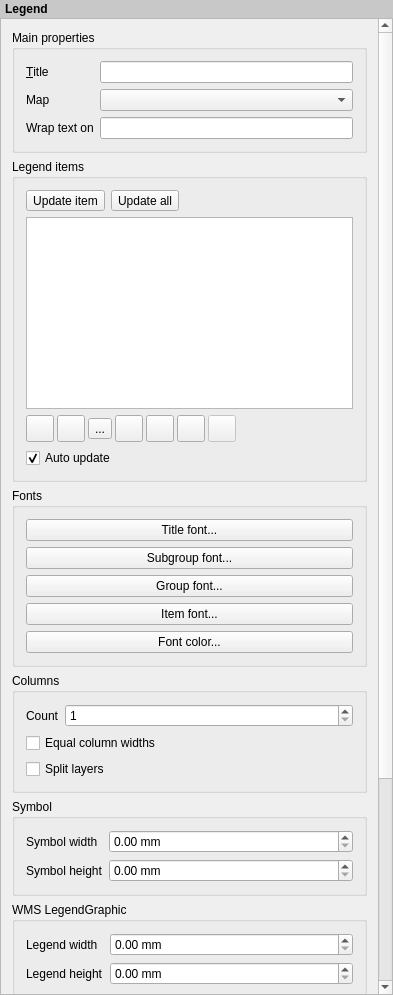
Qt form src/ui/qgscomposerlegendwidgetbase.ui (carsmie/QGIS) before a commit.
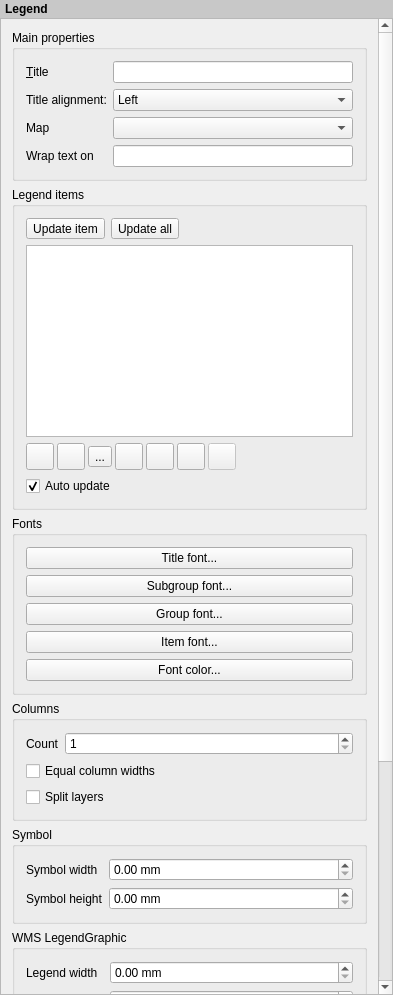
The same form after that commit. Icons and pictures are not drawn. Custom widgets are drawn as their Qt base class.

Commit message: [FEATURE][composer] Add support for specifying legend title horizontal alignment in composer

What changed in the file:
```diff
--- a/src/ui/qgscomposerlegendwidgetbase.ui
+++ b/src/ui/qgscomposerlegendwidgetbase.ui
@@ -55,8 +55,8 @@
        <rect>
         <x>0</x>
         <y>0</y>
-        <width>375</width>
-        <height>1287</height>
+        <width>377</width>
+        <height>1251</height>
        </rect>
       </property>
       <layout class="QVBoxLayout" name="mainLayout">
@@ -94,7 +94,7 @@
           <item row="0" column="1">
            <widget class="QLineEdit" name="mTitleLineEdit"/>
           </item>
-          <item row="1" column="0">
+          <item row="2" column="0">
            <widget class="QLabel" name="mMapLabel">
             <property name="text">
              <string>Map</string>
@@ -104,10 +104,10 @@
             </property>
            </widget>
           </item>
-          <item row="1" column="1">
+          <item row="2" column="1">
            <widget class="QComboBox" name="mMapComboBox"/>
           </item>
-          <item row="2" column="0">
+          <item row="3" column="0">
            <widget class="QLabel" name="label">
             <property name="text">
              <string>Wrap text on</string>
@@ -117,13 +117,39 @@
             </property>
            </widget>
           </item>
-          <item row="2" column="1">
+          <item row="3" column="1">
            <widget class="QLineEdit" name="mWrapCharLineEdit">
             <property name="frame">
              <bool>true</bool>
             </property>
            </widget>
           </item>
+          <item row="1" column="0">
+           <widget class="QLabel" name="label_15">
+            <property name="text">
+             <string>Title alignment:</string>
+            </property>
+           </widget>
+          </item>
+          <item row="1" column="1">
+           <widget class="QComboBox" name="mTitleAlignCombo">
+            <item>
+             <property name="text">
+              <string>Left</string>
+             </property>
+            </item>
+            <item>
+             <property name="text">
+              <string>Center</string>
+             </property>
+            </item>
+            <item>
+             <property name="text">
+              <string>Right</string>
+             </property>
+            </item>
+           </widget>
+          </item>
          </layout>
         </widget>
        </item>
```
Left out of the diff: 11 changed lines with no effect on the pictures. The commit also changes 5 other files.
